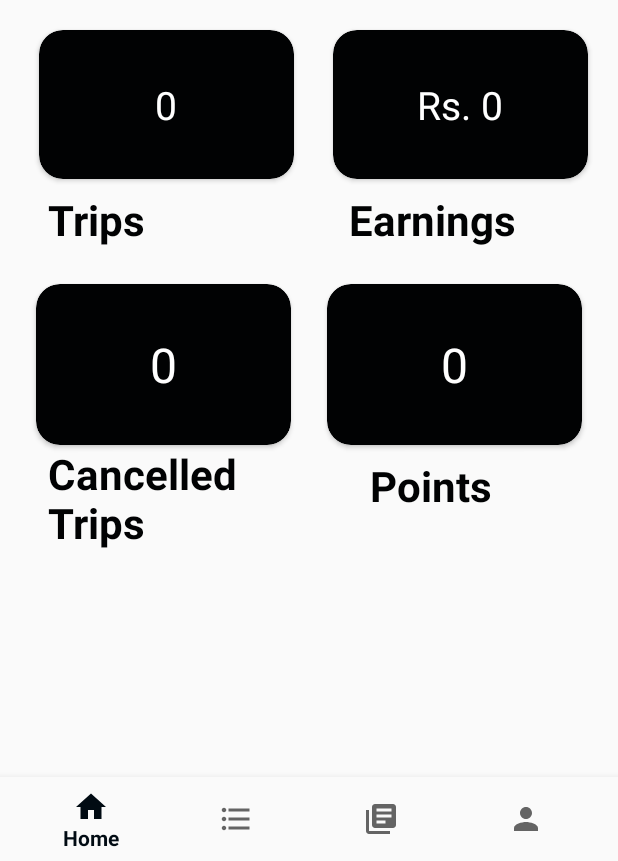
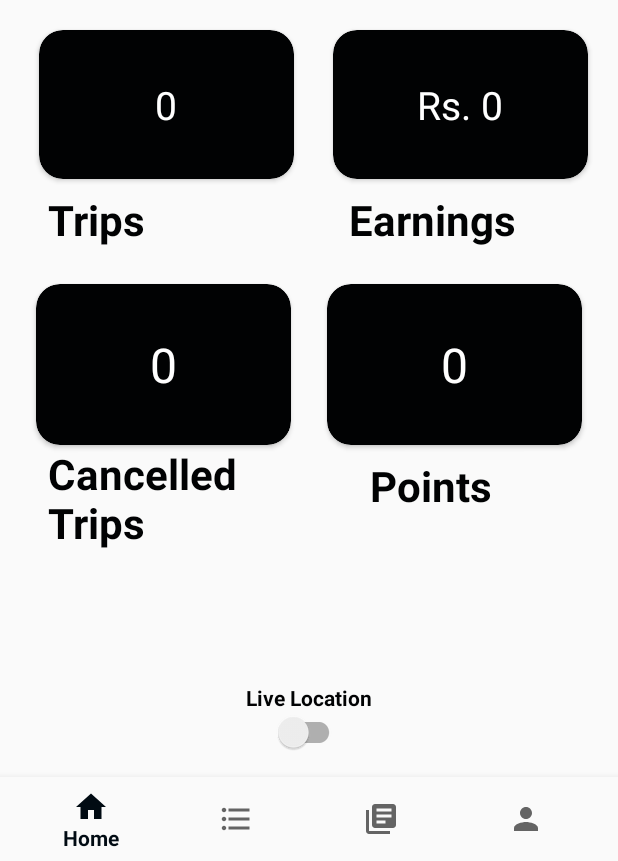
Before and after one commit to debarghya472/BarberaService-App, an Android app: the screen it shows after launch once a user with an empty profile is signed in (MainActivity), on a phone screen of 412 x 824 dp, the part 375-1236 px from its top. Run offline under Robolectric (Android 15) with nearby library versions, the light colour scheme and no system bars; our stand-ins replace Firebase (no records; nobody signed in at launch, a user with empty details on screens opened directly).

Commit message:
added live lcoation feature using Pubnib

```diff
--- a/app/build.gradle
+++ b/app/build.gradle
@@ -44,6 +44,9 @@ dependencies {
     testImplementation 'junit:junit:4.12'
     androidTestImplementation 'androidx.test.ext:junit:1.1.2'
     androidTestImplementation 'androidx.test.espresso:espresso-core:3.3.0'
+    implementation group: 'com.pubnub', name: 'pubnub-gson', version: '4.12.0'
+    implementation 'com.google.android.gms:play-services-maps:15.0.1'
+    implementation "com.google.android.gms:play-services-location:15.0.1"
 
     implementation 'com.squareup.retrofit2:retrofit:2.8.1'
     implementation 'com.squareup.retrofit2:converter-gson:2.8.1'
--- a/app/src/main/AndroidManifest.xml
+++ b/app/src/main/AndroidManifest.xml
@@ -2,6 +2,10 @@
 <manifest xmlns:android="http://schemas.android.com/apk/res/android"
 		package="com.barbera.barberaserviceapp">
 
+	<uses-permission android:name="android.permission.ACCESS_COARSE_LOCATION" />
+	<uses-permission android:name="android.permission.ACCESS_FINE_LOCATION"/>
+	<uses-permission android:name="android.permission.FOREGROUND_SERVICE"/>
+	<uses-permission android:name="android.permission.INTERNET"/>
 	<application
 			android:name=".ServiceApplication"
 			android:allowBackup="true"
@@ -28,6 +32,7 @@
 				<category android:name="android.intent.category.LAUNCHER" />
 			</intent-filter>
 		</activity>
+		<service android:name=".LiveLocationService" />
 	</application>
 
 </manifest>
--- a/app/src/main/java/com/barbera/barberaserviceapp/MainActivity.java
+++ b/app/src/main/java/com/barbera/barberaserviceapp/MainActivity.java
@@ -2,8 +2,13 @@ package com.barbera.barberaserviceapp;
 
 import androidx.annotation.NonNull;
 import androidx.appcompat.app.AppCompatActivity;
+import androidx.core.app.ActivityCompat;
+import androidx.core.content.ContextCompat;
 import androidx.fragment.app.Fragment;
 
+import android.Manifest;
+import android.content.Intent;
+import android.content.pm.PackageManager;
 import android.os.Bundle;
 import android.view.MenuItem;
 
@@ -29,12 +34,13 @@ public class MainActivity extends AppCompatActivity {
         itemList =new ArrayList<BookingItem>();
         myBookingItemList = new ArrayList<BookingItem>();
 
+        checkPermission();
+
         Fragment fragment = new HomeFragment();
         getSupportFragmentManager().beginTransaction().add(R.id.fragment_container, fragment).commit();
 
         BottomNavigationView bottomNavigationView =findViewById(R.id.bottom_navigation);
         bottomNavigationView.setOnNavigationItemSelectedListener(navigationItemSelectedListener);
-
     }
     private BottomNavigationView.OnNavigationItemSelectedListener navigationItemSelectedListener = new BottomNavigationView.OnNavigationItemSelectedListener() {
         @Override
@@ -63,4 +69,14 @@ public class MainActivity extends AppCompatActivity {
         super.onBackPressed();
 
     }
+    public void checkPermission() {
+        if (ContextCompat.checkSelfPermission(this, Manifest.permission.ACCESS_FINE_LOCATION) != PackageManager.PERMISSION_GRANTED ||
+                ContextCompat.checkSelfPermission(this, Manifest.permission.ACCESS_COARSE_LOCATION) != PackageManager.PERMISSION_GRANTED
+        ) {//Can add more as per requirement
+
+            ActivityCompat.requestPermissions(this,
+                    new String[]{Manifest.permission.ACCESS_FINE_LOCATION, Manifest.permission.ACCESS_COARSE_LOCATION},
+                    123);
+        }
+    }
 }
--- a/app/src/main/java/com/barbera/barberaserviceapp/ui/home/HomeFragment.java
+++ b/app/src/main/java/com/barbera/barberaserviceapp/ui/home/HomeFragment.java
@@ -1,6 +1,7 @@
 package com.barbera.barberaserviceapp.ui.home;
 
 import android.annotation.SuppressLint;
+import android.content.Intent;
 import android.content.SharedPreferences;
 import android.os.Bundle;
 import android.view.LayoutInflater;
@@ -8,15 +9,20 @@ import android.view.Menu;
 import android.view.MenuInflater;
 import android.view.View;
 import android.view.ViewGroup;
+import android.widget.CompoundButton;
 import android.widget.TextView;
+import android.widget.Toast;
 
 
 import androidx.annotation.NonNull;
 import androidx.annotation.Nullable;
 import androidx.appcompat.app.AppCompatActivity;
+import androidx.appcompat.widget.SwitchCompat;
 import androidx.appcompat.widget.Toolbar;
+import androidx.core.content.ContextCompat;
 import androidx.fragment.app.Fragment;
 
+import com.barbera.barberaserviceapp.LiveLocationService;
 import com.barbera.barberaserviceapp.R;
 
 import java.util.Objects;
@@ -31,6 +37,7 @@ public class HomeFragment extends Fragment {
     private TextView points;
     private SharedPreferences sharedPreferences;
     private Toolbar toolbar;
+    private SwitchCompat switchCompat;
     @Override
     public void onCreate(@Nullable Bundle savedInstanceState) {
         super.onCreate(savedInstanceState);
@@ -51,13 +58,38 @@ public class HomeFragment extends Fragment {
         earnings = view.findViewById(R.id.earning);
         cancelled = view.findViewById(R.id.cancelled);
         points = view.findViewById(R.id.points);
+        switchCompat = view.findViewById(R.id.switchs);
+
+        SharedPreferences.Editor editor = sharedPreferences.edit();
+        if(sharedPreferences.getBoolean("ischecked",false)){
+            startFS();
+            switchCompat.setChecked(true);
+        }
 
         trips.setText(sharedPreferences.getInt("trips",0)+"");
         earnings.setText("Rs. "+sharedPreferences.getInt("payment",0));
         cancelled.setText(sharedPreferences.getInt("cancel",0)+"");
         points.setText(sharedPreferences.getInt("points",0)+"");
 
+        switchCompat.setOnCheckedChangeListener((buttonView, isChecked) -> {
+            if(isChecked) {
+                editor.putBoolean("ischecked",true);
+                startFS();
+            }else{
+                Intent serviceIntent = new Intent(getContext(), LiveLocationService.class);
+                getActivity().stopService(serviceIntent);
+                editor.putBoolean("ischecked",false);
+            }
+            editor.commit();
+        });
+
+
         return view;
+    }
+
+    private void startFS() {
+        Intent serviceIntent = new Intent(getContext(), LiveLocationService.class);
+        ContextCompat.startForegroundService(getContext(), serviceIntent);
     }
 
     @Override
--- a/app/src/main/res/layout/fragment_home.xml
+++ b/app/src/main/res/layout/fragment_home.xml
@@ -21,8 +21,10 @@
 			tools:ignore="MissingConstraints" />
 
 	<RelativeLayout
+			android:id="@+id/relativeLayout2"
 			android:layout_width="match_parent"
-			android:layout_height="match_parent">
+			android:layout_height="wrap_content"
+			tools:ignore="MissingConstraints">
 
 		<ImageView
 				android:id="@+id/logo"
@@ -37,8 +39,8 @@
 
 		<androidx.constraintlayout.widget.ConstraintLayout
 				android:layout_width="match_parent"
-				android:layout_below="@id/logo"
-				android:layout_height="match_parent">
+				android:layout_height="match_parent"
+				android:layout_below="@id/logo">
 
 			<androidx.cardview.widget.CardView
 					android:id="@+id/one"
@@ -205,5 +207,25 @@
 
 	</RelativeLayout>
 
+	<TextView
+			android:layout_width="wrap_content"
+			android:layout_height="wrap_content"
+			android:text="Live Location"
+			android:textStyle="bold"
+			android:textColor="@color/colorAccent"
+			app:layout_constraintBottom_toTopOf="@+id/switchs"
+			app:layout_constraintEnd_toEndOf="parent"
+			app:layout_constraintStart_toStartOf="parent" />
+
+	<androidx.appcompat.widget.SwitchCompat
+			android:id="@+id/switchs"
+			android:layout_width="wrap_content"
+			android:layout_height="wrap_content"
+			android:layout_marginBottom="16dp"
+			app:layout_constraintBottom_toBottomOf="parent"
+			app:layout_constraintEnd_toEndOf="parent"
+			app:layout_constraintStart_toStartOf="parent"
+			tools:ignore="UseSwitchCompatOrMaterialXml" />
+
 
 </androidx.constraintlayout.widget.ConstraintLayout>
```
Also changed, not shown: app/src/main/java/com/barbera/barberaserviceapp/LiveLocationService.java (added, +107 -0 lines), app/src/main/java/com/barbera/barberaserviceapp/ServiceApplication.java (+27 -7 lines).
